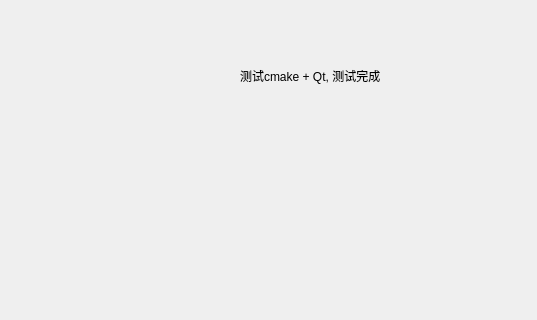
The window that src/Engine/Editor/MainWindow.ui (lvke-neu/Destiny) describes before a commit, drawn with Qt 5; both pictures show x 0 to 537 and y 280 to 600 of the 800 by 600 pixel window.
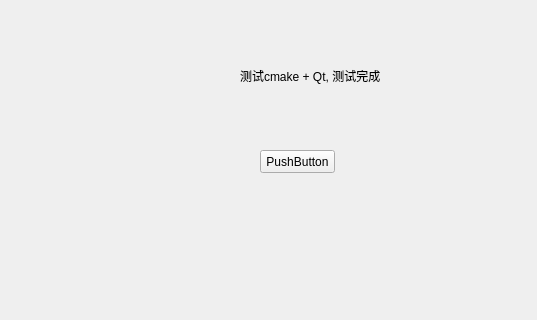
The same window after the commit.

The edit to the form file:
```diff
--- a/src/Engine/Editor/MainWindow.ui
+++ b/src/Engine/Editor/MainWindow.ui
@@ -40,6 +40,19 @@
      <string>测试cmake + Qt, 测试完成</string>
     </property>
    </widget>
+   <widget class="QPushButton" name="pushButton">
+    <property name="geometry">
+     <rect>
+      <x>260</x>
+      <y>430</y>
+      <width>75</width>
+      <height>23</height>
+     </rect>
+    </property>
+    <property name="text">
+     <string>PushButton</string>
+    </property>
+   </widget>
   </widget>
   <widget class="QMenuBar" name="menubar">
    <property name="geometry">
```
Left out of the diff: 2 changed lines with no effect on the pictures.
